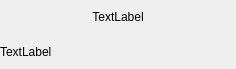
First picture: the form in qimbl/valuebar.ui, repository MatthewJCameron/imbl, before the edit.
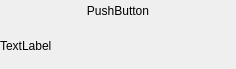
Second picture: the form after the edit. Custom widgets are drawn as their Qt base class.

Commit message: modified:   filters/filtersGui/filtersGui.cpp 	modified:   filters/filtersGui/filtersGui.h 	modified:   imbl.pro 	modified:   mono/monoGui/monoGui.cpp 	modified:   mono/monoGui/monoGui.h 	modified:   mono/monoGui/monoGui.pro 	modified:   mono/monoGui/monoGui.ui 	new file:   mono/monoGui/wtf.ui 	modified:   qimbl/qimbl.cpp 	modified:   qimbl/qimbl.h 	modified:   qimbl/qimbl.pro 	modified:   qimbl/qimbl.ui 	modified:   qimbl/valuebar.cpp 	modified:   qimbl/valuebar.h 	modified:   qimbl/valuebar.ui 	modified:   valve/valve.cpp 	modified:   valve/valve.h

```diff
--- a/qimbl/valuebar.ui
+++ b/qimbl/valuebar.ui
@@ -21,12 +21,12 @@
     <number>1</number>
    </property>
    <item row="0" column="0" colspan="2">
-    <widget class="QLabel" name="title">
+    <widget class="QPushButton" name="title">
      <property name="text">
-      <string>TextLabel</string>
+      <string>PushButton</string>
      </property>
-     <property name="alignment">
-      <set>Qt::AlignCenter</set>
+     <property name="flat">
+      <bool>true</bool>
      </property>
     </widget>
    </item>
```
The commit also changes 16 other files.
